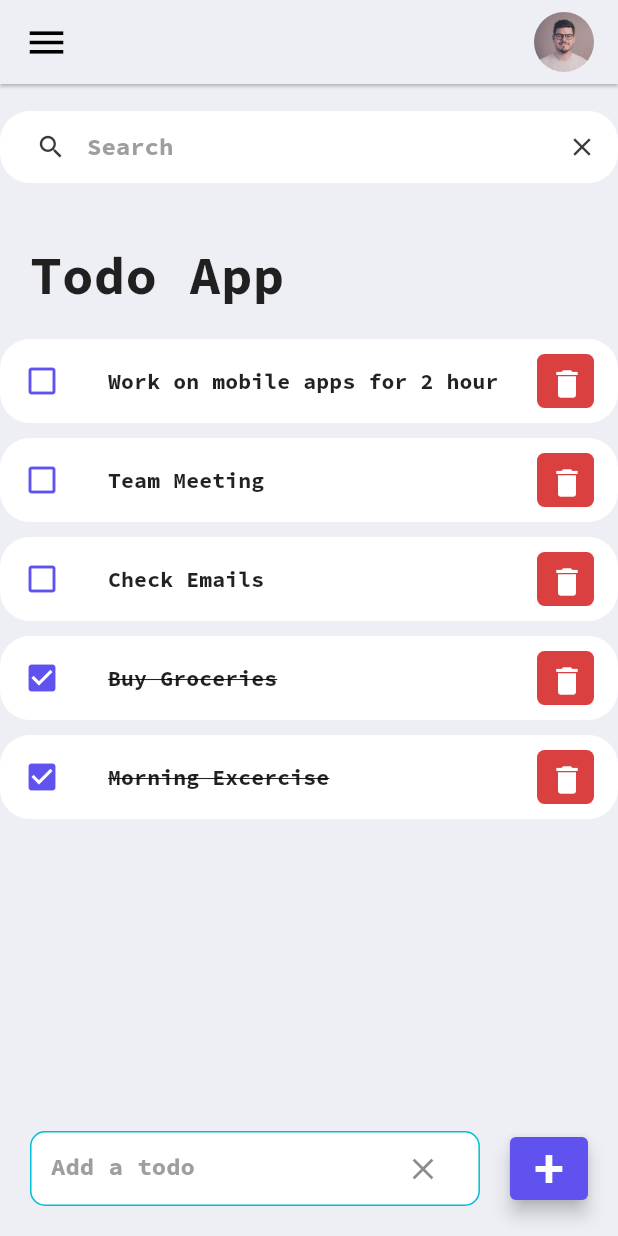
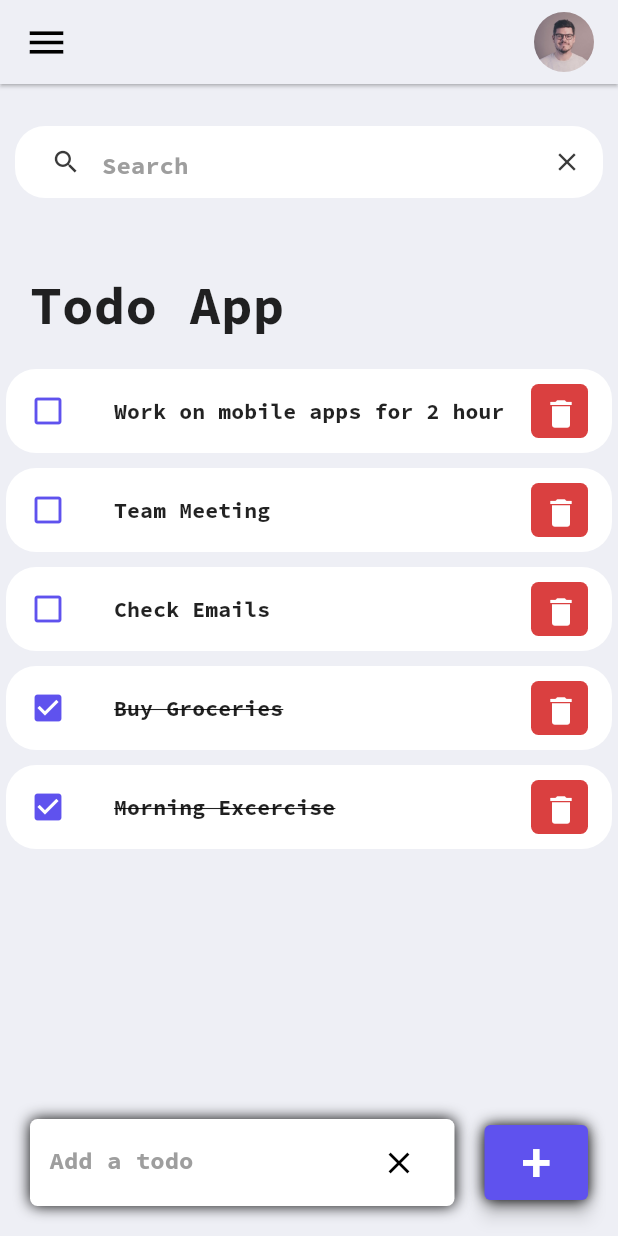
Before and after one commit to Kinfe123/Flutter-todo-dummy-app, a Flutter app: the screen it shows after launch, after a tap on "Dinner with Jenny", after a tap on the "delete" icon, on a phone screen of 412 x 824 dp. Run offline on Flutter 3.47's test engine with Material 2 defaults, Android fonts, the phone set to English and light mode, and no system bars.

Commit message:
Initial commit dummy

```diff
--- a/lib/screen/home.dart
+++ b/lib/screen/home.dart
@@ -3,6 +3,7 @@ import 'package:myfirstapp03/constants/colors.dart';
 import 'package:myfirstapp03/widget/todo_item.dart';
 import 'package:myfirstapp03/model/todo.dart';
 import 'package:flutter/services.dart';
+
 class Home extends StatefulWidget {
   HomeState createState() => HomeState();
 }
@@ -32,9 +33,7 @@ class HomeState extends State<Home> {
     super.initState();
   }
 
-
   Widget build(BuildContext context) {
-
     return Scaffold(
         backgroundColor: tdBGColor,
         appBar: buildAppBar(),
@@ -57,7 +56,6 @@ class HomeState extends State<Home> {
                             style: TextStyle(
                               letterSpacing: 0.2,
                               fontFamily: 'Test',
-
                               fontSize: 35,
                               fontWeight: FontWeight.normal,
                             ),
@@ -80,16 +78,24 @@ class HomeState extends State<Home> {
                 children: [
                   Expanded(
                     child: Container(
-                        padding: EdgeInsets.symmetric(horizontal: 13),
+
+                        padding: EdgeInsets.symmetric(horizontal: 13 , vertical: 5),
                         margin: EdgeInsets.only(
                           bottom: 20,
                           right: 20,
                           left: 20,
                         ),
+
                         decoration: BoxDecoration(
+                          boxShadow: [
+                            const BoxShadow(
+                              blurRadius: 8,
+                            ),
+                          ],
+                          borderRadius: BorderRadius.circular(5.0),
                           color: Colors.white,
-                          borderRadius: BorderRadius.circular(10),
-                          border: Border.all(color: Colors.cyan),
+                          // borderRadius: BorderRadius.circular(10),
+                          // border: Border.all(color: Colors.cyan),
                           shape: BoxShape.rectangle,
                         ),
                         child: TextField(
@@ -97,10 +103,11 @@ class HomeState extends State<Home> {
                           controller: _textController,
                           decoration: InputDecoration(
                               hintText: 'Add a todo',
-                              hintStyle: TextStyle(color: Colors.grey , fontFamily: 'Test'),
+                              hintStyle: TextStyle(
+                                  color: Colors.grey, fontFamily: 'Test'),
                               border: InputBorder.none,
                               suffixIcon: IconButton(
-                                icon: Icon(Icons.clear),
+                                icon: Icon(Icons.clear , color: Colors.black,),
                                 onPressed: () {
                                   _textController.clear();
                                 },
@@ -108,6 +115,14 @@ class HomeState extends State<Home> {
                         )),
                   ),
                   Container(
+                    decoration: BoxDecoration(
+                      boxShadow: [
+                        const BoxShadow(
+                          blurRadius: 8,
+                        ),
+                      ],
+                      borderRadius: BorderRadius.circular(5.0),
+                    ),
                     margin: EdgeInsets.only(
                       bottom: 20,
                       right: 20,
@@ -121,7 +136,6 @@ class HomeState extends State<Home> {
                                 id: DateTime.now().toString(), todoText: msg));
                             _textController.clear();
                           } else {
-
                             showAlertDialogue(context);
                           }
                         });
@@ -129,7 +143,7 @@ class HomeState extends State<Home> {
                       child: Text('+', style: TextStyle(fontSize: 36)),
                       style: ElevatedButton.styleFrom(
                         primary: tdBlue,
-                        minimumSize: Size(26, 26),
+                        minimumSize: Size(69, 50),
                         elevation: 5.0,
                       ),
                     ),
@@ -149,6 +163,8 @@ class HomeState extends State<Home> {
 
   void handleDelete(ToDo todo) {
     setState(() {
+      List<ToDo> deleteFor = todoLists;
+      foundTodo.remove(todo);
       todoLists.remove(todo);
     });
   }
@@ -179,11 +195,18 @@ class HomeState extends State<Home> {
       onPressed: () {
         Navigator.of(context).pop();
       },
-      child: Text('Okay' , style: TextStyle(fontFamily: 'Test'),),
+      child: Text(
+        'Okay',
+        style: TextStyle(fontFamily: 'Test'),
+      ),
     );
     AlertDialog alertDialog = AlertDialog(
-      title: Text('Empty feild', style: TextStyle(fontFamily: 'Test'),),
-      content: Text('You should have to put something to add on' ,style: TextStyle(fontFamily: 'Test')),
+      title: Text(
+        'Empty feild',
+        style: TextStyle(fontFamily: 'Test'),
+      ),
+      content: Text('You should have to put something to add on',
+          style: TextStyle(fontFamily: 'Test')),
       actions: [
         oKbutton,
       ],
@@ -195,6 +218,7 @@ class HomeState extends State<Home> {
   Widget SearchBox() {
     return (Container(
       padding: EdgeInsets.fromLTRB(10, 0, 0, 0),
+      margin: EdgeInsets.symmetric(vertical: 10, horizontal: 10),
       decoration: BoxDecoration(
         color: Colors.white,
         borderRadius: BorderRadius.circular(20.0),
@@ -204,11 +228,10 @@ class HomeState extends State<Home> {
         onChanged: (value) => runFilter(value),
         style: TextStyle(fontFamily: 'Test'),
         decoration: InputDecoration(
-
             hintText: 'Search',
-            hintStyle: TextStyle(color: Colors.grey , fontFamily: 'Test'),
+            hintStyle: TextStyle(color: Colors.grey, fontFamily: 'Test'),
             border: InputBorder.none,
-            contentPadding: EdgeInsets.fromLTRB(0, 13, 0, 0),
+            contentPadding: EdgeInsets.fromLTRB(0, 16, 0, 0),
             suffixIcon: IconButton(
               onPressed: () {
                 setState(() {
@@ -231,7 +254,8 @@ class HomeState extends State<Home> {
 
   AppBar buildAppBar() {
     return AppBar(
-       systemOverlayStyle: SystemUiOverlayStyle(statusBarColor: Colors.transparent),
+        systemOverlayStyle:
+            SystemUiOverlayStyle(statusBarColor: Colors.transparent),
         backgroundColor: tdBGColor,
         elevation: 1.0,
         title: Row(
--- a/lib/widget/todo_item.dart
+++ b/lib/widget/todo_item.dart
@@ -18,7 +18,10 @@ class TodoItems extends StatelessWidget {
   @override
   Widget build(BuildContext context) {
     return Container(
-      margin: EdgeInsets.fromLTRB(0, 0, 0, 10),
+
+      margin: EdgeInsets.fromLTRB(4, 0, 4, 10),
+
+
       child: ListTile(
         onTap: () {
           onTileClick(todo);
@@ -44,7 +47,7 @@ class TodoItems extends StatelessWidget {
 
         trailing: Container(
             padding: EdgeInsets.all(0),
-            margin: EdgeInsets.symmetric(vertical: 10),
+            margin: EdgeInsets.symmetric(vertical: 10 ),
             height: 38,
             width: 38,
             decoration: BoxDecoration(
```
